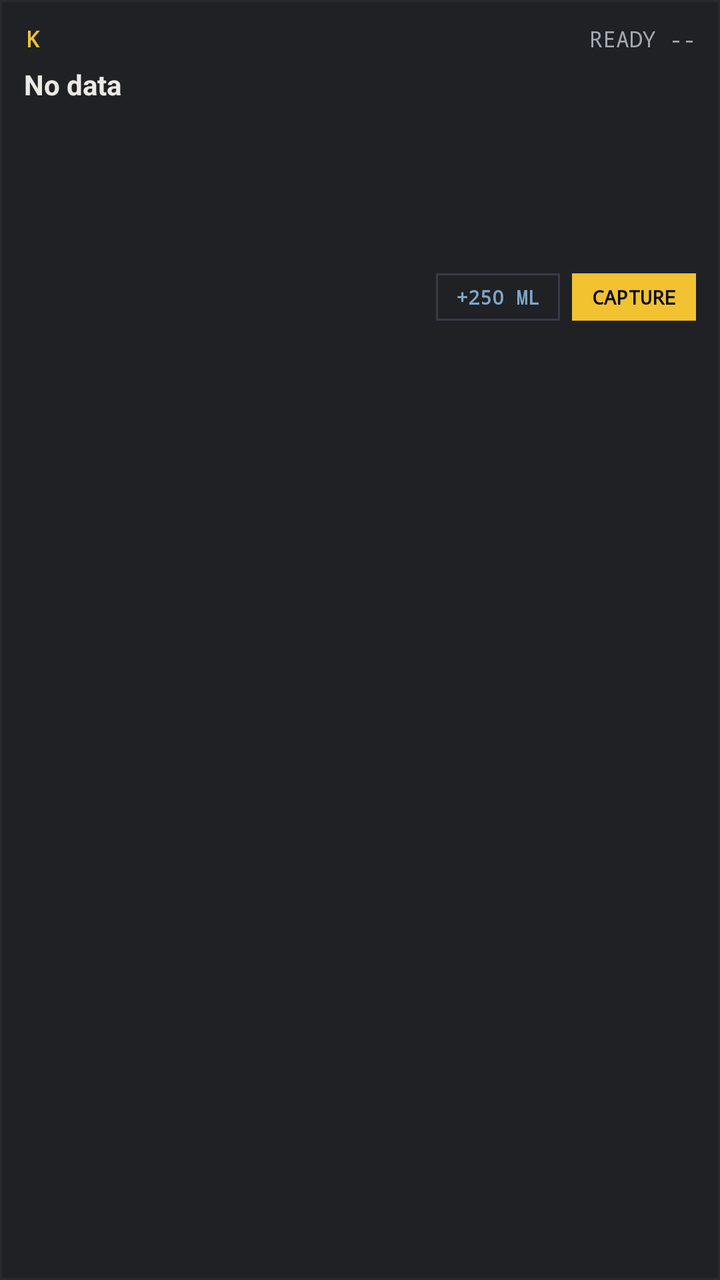
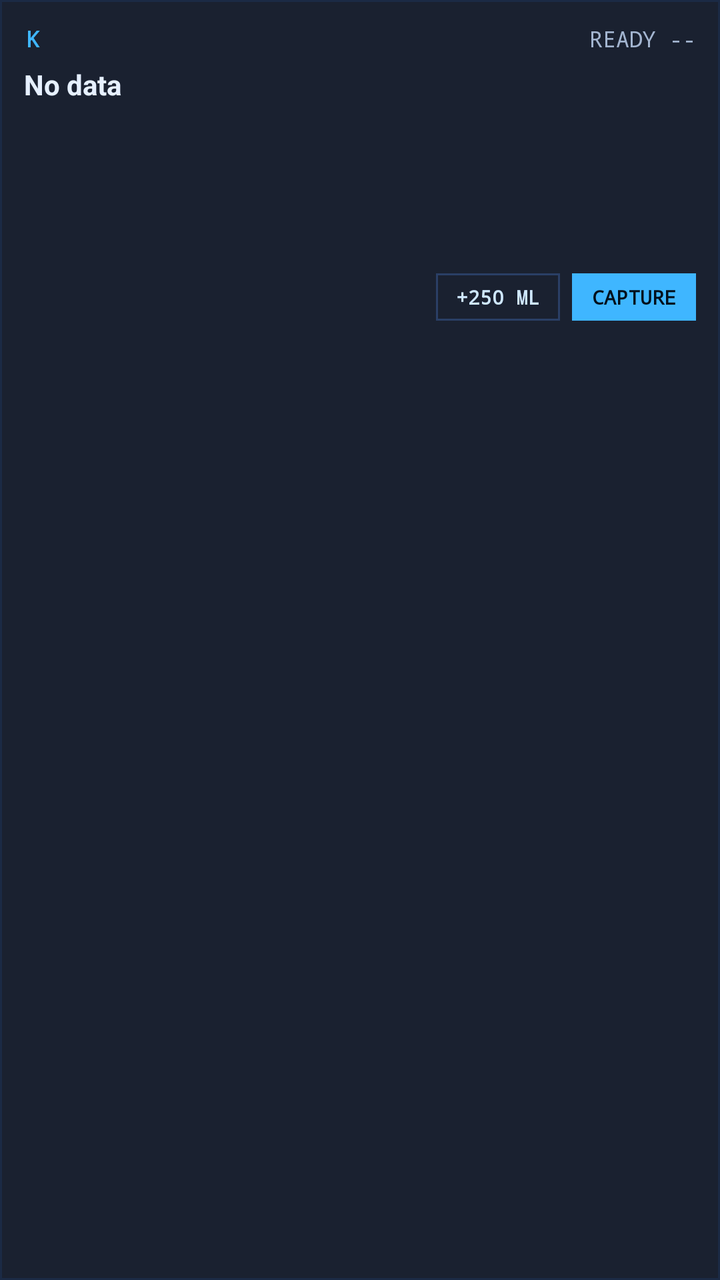

An Android layout rendered at two revisions. The XML below is the earlier revision; the diff shows what the commit changed to produce the second picture.
<!-- AndroidManifest.xml: fallback theme Theme.MaterialComponents.DayNight.NoActionBar -->
<!-- res/layout/widget_objectives.xml -->
<?xml version="1.0" encoding="utf-8"?>
<LinearLayout xmlns:android="http://schemas.android.com/apk/res/android"
    android:id="@+id/w_root"
    android:layout_width="match_parent"
    android:layout_height="match_parent"
    android:background="@drawable/widget_bg"
    android:orientation="vertical"
    android:padding="12dp">

    <LinearLayout
        android:layout_width="match_parent"
        android:layout_height="wrap_content"
        android:orientation="horizontal">
    <TextView
        android:id="@+id/w_title"
        android:layout_width="0dp"
        android:layout_height="wrap_content" android:layout_weight="1"
        android:fontFamily="monospace"
        android:letterSpacing="0.2"
        android:textColor="#F2C230"
        android:textSize="11sp"
        android:textStyle="bold"
        android:text="K"/>
    <TextView
        android:id="@+id/w_ready"
        android:layout_width="wrap_content"
        android:layout_height="wrap_content"
        android:fontFamily="monospace"
        android:textColor="#A3A8B0"
        android:textSize="11sp"
        android:text="READY --"/>
    </LinearLayout>

    <TextView
        android:id="@+id/w_next"
        android:layout_width="match_parent"
        android:layout_height="wrap_content"
        android:layout_marginTop="6dp"
        android:ellipsize="end"
        android:maxLines="1"
        android:textColor="#ECEAE4"
        android:textSize="14sp"
        android:textStyle="bold"
        android:text="No data"/>
    <TextView
        android:id="@+id/w_o1"
        android:layout_width="match_parent"
        android:layout_height="wrap_content"
        android:layout_marginTop="6dp"
        android:ellipsize="end"
        android:maxLines="1"
        android:paddingTop="3dp"
        android:paddingBottom="3dp"
        android:textColor="#ECEAE4"
        android:textSize="13sp"
        android:text=""/>
    <TextView
        android:id="@+id/w_o2"
        android:layout_width="match_parent"
        android:layout_height="wrap_content"
        android:ellipsize="end"
        android:maxLines="1"
        android:paddingTop="3dp"
        android:paddingBottom="3dp"
        android:textColor="#ECEAE4"
        android:textSize="13sp"
        android:text=""/>
    <TextView
        android:id="@+id/w_o3"
        android:layout_width="match_parent"
        android:layout_height="wrap_content"
        android:ellipsize="end"
        android:maxLines="1"
        android:paddingTop="3dp"
        android:paddingBottom="3dp"
        android:textColor="#ECEAE4"
        android:textSize="13sp"
        android:text=""/>

    <LinearLayout
        android:layout_width="match_parent"
        android:layout_height="wrap_content"
        android:layout_marginTop="8dp"
        android:gravity="center_vertical"
        android:orientation="horizontal">
    <TextView
        android:id="@+id/w_stats"
        android:layout_width="0dp"
        android:layout_height="wrap_content" android:layout_weight="1"
        android:ellipsize="end"
        android:fontFamily="monospace"
        android:maxLines="1"
        android:textColor="#A3A8B0"
        android:textSize="10sp"
        android:text=""/>
    <TextView
        android:id="@+id/w_btn_water"
        android:layout_width="wrap_content"
        android:layout_height="wrap_content"
        android:background="@drawable/widget_btn_outline"
        android:fontFamily="monospace"
        android:paddingStart="10dp"
        android:paddingTop="5dp"
        android:paddingEnd="10dp"
        android:paddingBottom="5dp"
        android:textColor="#7FA7C9"
        android:textSize="10sp"
        android:textStyle="bold"
        android:text="+250 ML"/>
    <TextView
        android:id="@+id/w_btn_capture"
        android:layout_width="wrap_content"
        android:layout_height="wrap_content"
        android:layout_marginStart="6dp"
        android:background="@drawable/widget_btn_primary"
        android:fontFamily="monospace"
        android:paddingStart="10dp"
        android:paddingTop="5dp"
        android:paddingEnd="10dp"
        android:paddingBottom="5dp"
        android:textColor="#0A0B0D"
        android:textSize="10sp"
        android:textStyle="bold"
        android:text="CAPTURE"/>
    </LinearLayout>
</LinearLayout>
<!-- resources referenced by this layout -->
<resources>
  <!-- drawable widget_bg (drawable) -->
  <?xml version="1.0" encoding="utf-8"?>
  <shape xmlns:android="http://schemas.android.com/apk/res/android" android:shape="rectangle">
      <solid android:color="#F0121418"/>
      <stroke android:width="1dp" android:color="#262A31"/>
  </shape>
  <!-- drawable widget_btn_outline (drawable) -->
  <?xml version="1.0" encoding="utf-8"?>
  <shape xmlns:android="http://schemas.android.com/apk/res/android" android:shape="rectangle">
      <solid android:color="#00000000"/>
      <stroke android:width="1dp" android:color="#363B44"/>
  </shape>
  <!-- drawable widget_btn_primary (drawable) -->
  <?xml version="1.0" encoding="utf-8"?>
  <shape xmlns:android="http://schemas.android.com/apk/res/android" android:shape="rectangle">
      <solid android:color="#F2C230"/>
  </shape>
</resources>

<!-- the commit's change to res/layout/widget_objectives.xml (unified diff, before → after) -->
@@ -17,7 +17,7 @@
         android:layout_height="wrap_content" android:layout_weight="1"
         android:fontFamily="monospace"
         android:letterSpacing="0.2"
-        android:textColor="#F2C230"
+        android:textColor="#3FB6FF"
         android:textSize="11sp"
         android:textStyle="bold"
         android:text="K"/>
@@ -26,7 +26,7 @@
         android:layout_width="wrap_content"
         android:layout_height="wrap_content"
         android:fontFamily="monospace"
-        android:textColor="#A3A8B0"
+        android:textColor="#A3B5D0"
         android:textSize="11sp"
         android:text="READY --"/>
     </LinearLayout>
@@ -38,7 +38,7 @@
         android:layout_marginTop="6dp"
         android:ellipsize="end"
         android:maxLines="1"
-        android:textColor="#ECEAE4"
+        android:textColor="#E6F0FF"
         android:textSize="14sp"
         android:textStyle="bold"
         android:text="No data"/>
@@ -51,7 +51,7 @@
         android:maxLines="1"
         android:paddingTop="3dp"
         android:paddingBottom="3dp"
-        android:textColor="#ECEAE4"
+        android:textColor="#E6F0FF"
         android:textSize="13sp"
         android:text=""/>
     <TextView
@@ -62,7 +62,7 @@
         android:maxLines="1"
         android:paddingTop="3dp"
         android:paddingBottom="3dp"
-        android:textColor="#ECEAE4"
+        android:textColor="#E6F0FF"
         android:textSize="13sp"
         android:text=""/>
     <TextView
@@ -73,7 +73,7 @@
         android:maxLines="1"
         android:paddingTop="3dp"
         android:paddingBottom="3dp"
-        android:textColor="#ECEAE4"
+        android:textColor="#E6F0FF"
         android:textSize="13sp"
         android:text=""/>
 
@@ -90,7 +90,7 @@
         android:ellipsize="end"
         android:fontFamily="monospace"
         android:maxLines="1"
-        android:textColor="#A3A8B0"
+        android:textColor="#A3B5D0"
         android:textSize="10sp"
         android:text=""/>
     <TextView
@@ -103,7 +103,7 @@
         android:paddingTop="5dp"
         android:paddingEnd="10dp"
         android:paddingBottom="5dp"
-        android:textColor="#7FA7C9"
+        android:textColor="#CFE8FF"
         android:textSize="10sp"
         android:textStyle="bold"
         android:text="+250 ML"/>
@@ -118,7 +118,7 @@
         android:paddingTop="5dp"
         android:paddingEnd="10dp"
         android:paddingBottom="5dp"
-        android:textColor="#0A0B0D"
+        android:textColor="#03101C"
         android:textSize="10sp"
         android:textStyle="bold"
         android:text="CAPTURE"/>
<!-- resource entries referenced after the edit -->
@@ -3,19 +3,19 @@
   <!-- drawable widget_bg (drawable) -->
   <?xml version="1.0" encoding="utf-8"?>
   <shape xmlns:android="http://schemas.android.com/apk/res/android" android:shape="rectangle">
-      <solid android:color="#F0121418"/>
-      <stroke android:width="1dp" android:color="#262A31"/>
+      <solid android:color="#F00C1424"/>
+      <stroke android:width="1dp" android:color="#1B2A45"/>
   </shape>
   <!-- drawable widget_btn_outline (drawable) -->
   <?xml version="1.0" encoding="utf-8"?>
   <shape xmlns:android="http://schemas.android.com/apk/res/android" android:shape="rectangle">
       <solid android:color="#00000000"/>
-      <stroke android:width="1dp" android:color="#363B44"/>
+      <stroke android:width="1dp" android:color="#2A3F66"/>
   </shape>
   <!-- drawable widget_btn_primary (drawable) -->
   <?xml version="1.0" encoding="utf-8"?>
   <shape xmlns:android="http://schemas.android.com/apk/res/android" android:shape="rectangle">
-      <solid android:color="#F2C230"/>
+      <solid android:color="#3FB6FF"/>
   </shape>
 </resources>
 
